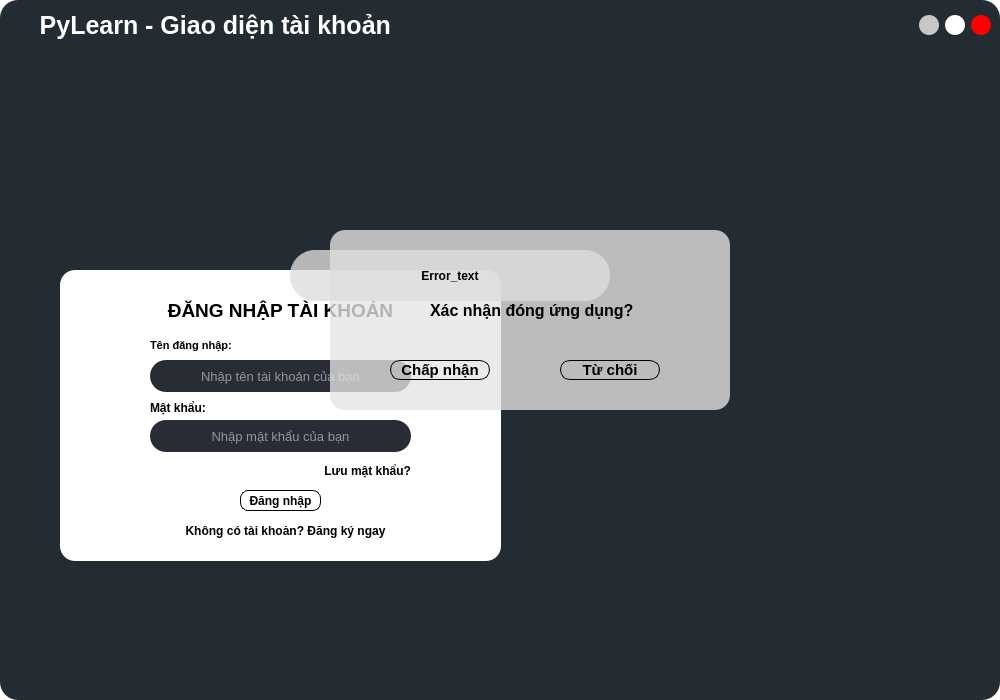
The window that UI_Files/Login_gui.ui (hoangm960/Astraea) describes before a commit, drawn with Qt 5.
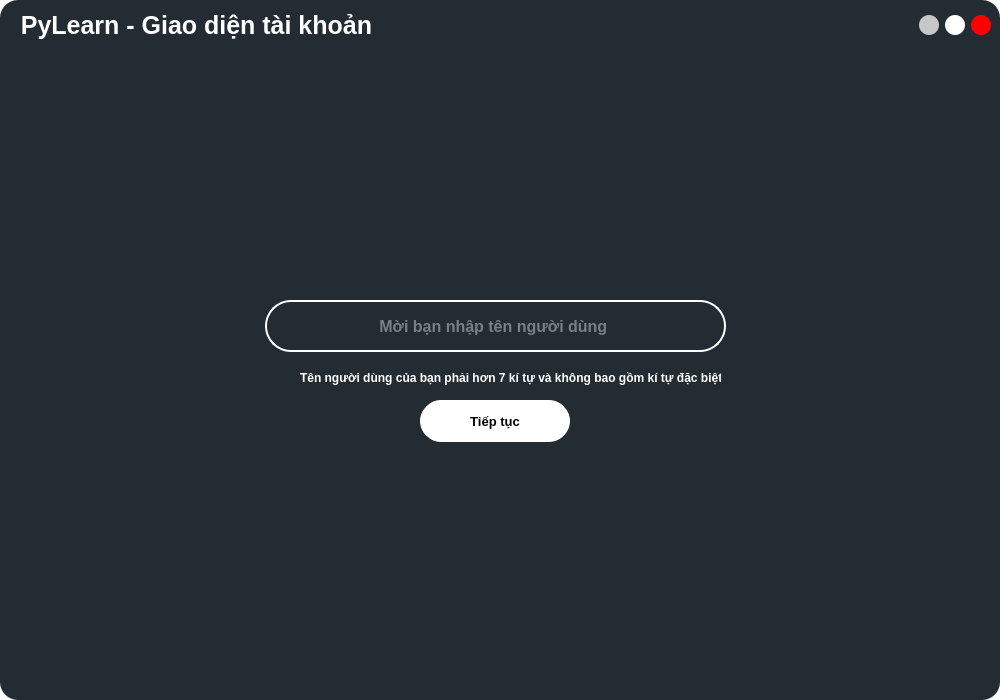
The same window after the commit. The open tabs and pages were chosen to show the change. Icons and pictures are not drawn.

What changed in the file:
```diff
--- a/UI_Files/Login_gui.ui
+++ b/UI_Files/Login_gui.ui
@@ -281,7 +281,7 @@
 font:bold;</string>
             </property>
             <property name="text">
-             <string>PyLearn - Giao diện tài khoản          </string>
+             <string>   PyLearn - Giao diện tài khoản                                  </string>
             </property>
             <property name="alignment">
              <set>Qt::AlignCenter</set>
@@ -445,7 +445,7 @@
            <string notr="true">background: transparent;</string>
           </property>
           <property name="currentIndex">
-           <number>1</number>
+           <number>0</number>
           </property>
           <widget class="QWidget" name="page">
            <widget class="QFrame" name="SignIn_Frame">
@@ -517,16 +517,16 @@
              </property>
              <property name="styleSheet">
               <string notr="true">QLineEdit {
-	background-color: rgb(40, 44, 52);
-	border-radius: 16px;
-	border-color: rgb(0, 255, 255);
-	color: rgb(255, 255, 255);
+background-color: rgb(255, 255, 255);
+border-radius: 16px;
+border: 2px solid rgb(35, 44, 51);
+color: rgb(35, 44, 51);
 }
 QLineEdit:hover{
-border: 2px solid rgb(170, 255, 255);
+border: 2px solid rgb(0, 0, 0);
 }
 QLineEdit:focus {
-border: 2px solid rgb(170, 255, 255);
+border: 2px solid rgb(0, 0, 0);
 }
 </string>
              </property>
@@ -560,10 +560,10 @@
              </property>
              <property name="styleSheet">
               <string notr="true">QLineEdit {
-	background-color: rgb(40, 44, 52);
-	border-radius: 16px;
-	border-color: rgb(0, 255, 255);
-	color: rgb(255, 255, 255);
+background-color: rgb(255, 255, 255);
+border-radius: 16px;
+border: 2px solid rgb(0, 0, 0);
+color: rgb(35, 44, 51);
 }
 QLineEdit:hover{
 border: 2px solid rgb(170, 255, 255);
@@ -847,10 +847,10 @@
              </property>
              <property name="styleSheet">
               <string notr="true">QLineEdit {
-background-color: rgba(188, 183, 255, 160);
+background-color: rgb(255, 255, 255);
 border-radius: 16px;
-border-color: rgb(0, 255, 255);
-color: rgb(0, 0, 0);
+border: 2px solid rgb(0, 0, 0);
+color: rgb(35, 44, 51);
 }
 QLineEdit:hover{
 border: 2px solid rgb(170, 255, 255);
@@ -889,10 +889,11 @@
              </property>
              <property name="styleSheet">
               <string notr="true">QLineEdit {
-background-color: rgba(188, 183, 255, 160);
-border-radius: 16px;
-border-color: rgb(0, 255, 255);
-	color: rgb(0, 0, 0);
+	background-color: rgba(188, 183, 255, 160);
+	background-color: rgb(255, 255, 255);
+	border-radius: 16px;
+	border: 2px solid rgb(0, 0, 0);
+	color: rgb(35, 44, 51);
 }
 QLineEdit:hover{
 border: 2px solid rgb(170, 255, 255);
@@ -1297,9 +1298,159 @@
            </item>
           </layout>
          </widget>
+         <widget class="QFrame" name="frame_4">
+          <property name="geometry">
+           <rect>
+            <x>570</x>
+            <y>380</y>
+            <width>120</width>
+            <height>80</height>
+           </rect>
+          </property>
+          <property name="frameShape">
+           <enum>QFrame::StyledPanel</enum>
+          </property>
+          <property name="frameShadow">
+           <enum>QFrame::Raised</enum>
+          </property>
+         </widget>
+         <widget class="QFrame" name="Name_Frame">
+          <property name="geometry">
+           <rect>
+            <x>0</x>
+            <y>-10</y>
+            <width>1011</width>
+            <height>531</height>
+           </rect>
+          </property>
+          <property name="styleSheet">
+           <string notr="true">background-color: rgb(35, 44, 51);</string>
+          </property>
+          <property name="inputMethodHints">
+           <set>Qt::ImhLatinOnly</set>
+          </property>
+          <property name="frameShape">
+           <enum>QFrame::StyledPanel</enum>
+          </property>
+          <property name="frameShadow">
+           <enum>QFrame::Raised</enum>
+          </property>
+          <widget class="QLineEdit" name="lineEdit_N">
+           <property name="geometry">
+            <rect>
+             <x>265</x>
+             <y>260</y>
+             <width>461</width>
+             <height>52</height>
+            </rect>
+           </property>
+           <property name="sizePolicy">
+            <sizepolicy hsizetype="Fixed" vsizetype="Fixed">
+             <horstretch>0</horstretch>
+             <verstretch>0</verstretch>
+            </sizepolicy>
+           </property>
+           <property name="toolTip">
+            <string/>
+           </property>
+           <property name="layoutDirection">
+            <enum>Qt::LeftToRight</enum>
+           </property>
+           <property name="styleSheet">
+            <string notr="true">QLineEdit {
+background-color: rgb(35, 44, 51);
+border: 2px solid rgb(255, 255, 255);
+border-radius: 26px; 
+color: rgba(255, 255, 255,200);
+font-size: 16px;
+font: bold;
+}
+
+QLineEdit:hover {
+border: 3px solid rgb(170, 255, 255);
+}
+QLineEdit:focus {
+border: 3px solid rgb(170, 255, 255);
+}</string>
+           </property>
+           <property name="locale">
+            <locale language="Vietnamese" country="Vietnam"/>
+           </property>
+           <property name="inputMethodHints">
+            <set>Qt::ImhNone</set>
+           </property>
+           <property name="inputMask">
+            <string/>
+           </property>
+           <property name="maxLength">
+            <number>100</number>
+           </property>
+           <property name="frame">
+            <bool>true</bool>
+           </property>
+           <property name="alignment">
+            <set>Qt::AlignCenter</set>
+           </property>
+           <property name="placeholderText">
+            <string>Mời bạn nhập tên người dùng </string>
+           </property>
+          </widget>
+          <widget class="QPushButton" name="pushButton_N">
+           <property name="geometry">
+            <rect>
+             <x>420</x>
+             <y>360</y>
+             <width>150</width>
+             <height>42</height>
+            </rect>
+           </property>
+           <property name="styleSheet">
+            <string notr="true">QPushButton {
+background-color: rgb(255, 255, 255);
+color: rbg(0,0,0);
+border: 1px solid rgb(255, 255, 255);
+border-radius: 21px;
+font-size: 13px;
+font: bold;
+}
+QPushButton:hover {
+border: 4px solid rgb(170, 255, 255);
+}
+QPushButton:focus {
+border: 4px solid rgb(170, 255, 255);
+}
+</string>
+           </property>
+           <property name="text">
+            <string>Tiếp tục</string>
+           </property>
+          </widget>
+          <widget class="QLabel" name="label_namef">
+           <property name="geometry">
+            <rect>
+             <x>300</x>
+             <y>330</y>
+             <width>421</width>
+             <height>16</height>
+            </rect>
+           </property>
+           <property name="styleSheet">
+            <string notr="true">font: bold;
+font-size: 15;
+color: rgb(255, 255, 255);
+background: transparent;
+</string>
+           </property>
+           <property name="text">
+            <string>Tên người dùng của bạn phải hơn 7 kí tự và không bao gồm kí tự đặc biệt</string>
+           </property>
+          </widget>
+         </widget>
          <zorder>stacked_widget</zorder>
-         <zorder>OkCancelFrame</zorder>
          <zorder>frameError</zorder>
+         <zorder>frame_4</zorder>
+         <zorder>OkCancelFrame</zorder>
+         <zorder>Name_Frame</zorder>
         </widget>
        </item>
        <item>
```
